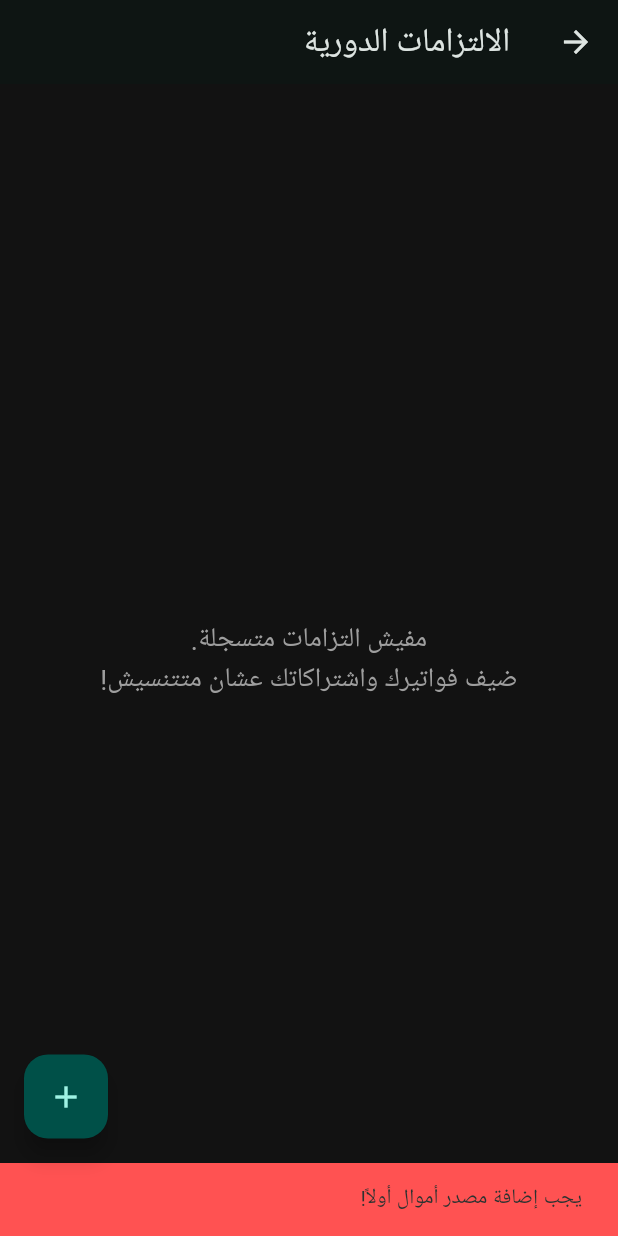
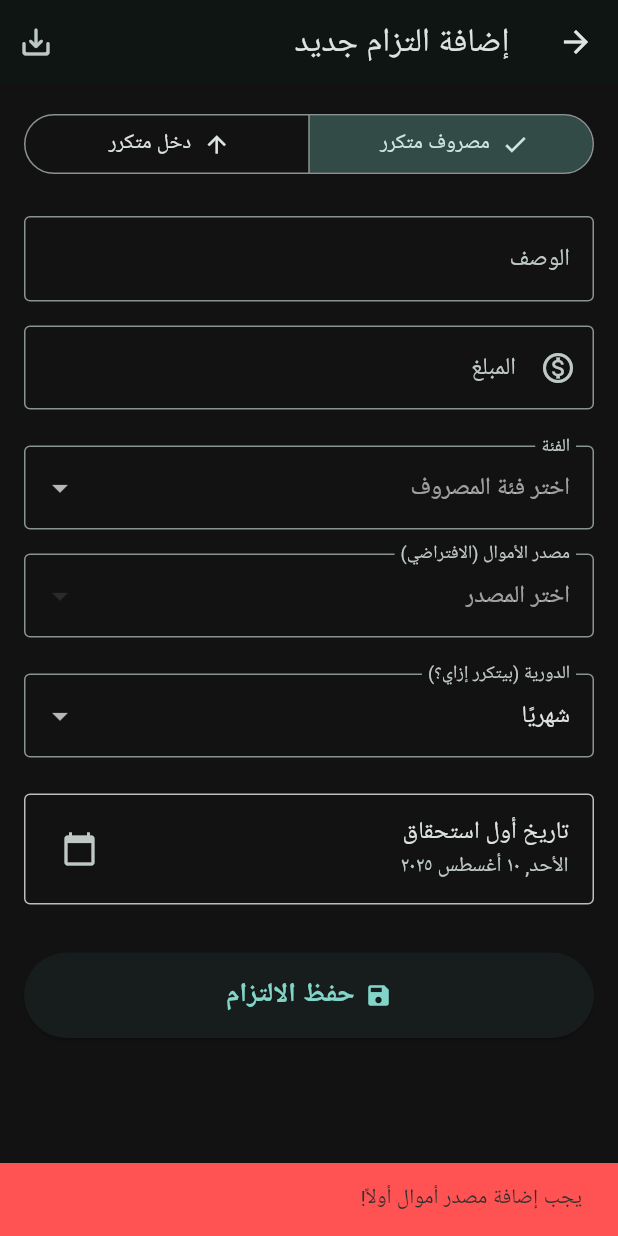
Before and after one commit to mohammed-khaled-0x/flossy_app, a Flutter app: the RecurringTransactionsPage screen opened directly, after a tap on the "add" icon, on a phone screen of 412 x 824 dp. Run offline on Flutter 3.47's test engine with Material 3 defaults, Android fonts, the phone set to English and light mode, and no system bars; our stand-ins replace equatable, flutter_bloc, get_it, isar; accounts and stored records are empty; generated files the repository leaves out were written again; Roboto replaces fonts that are missing (Tajawal).

Commit message:
feat(recurring): implement add and log payment functionality
Completes the recurring transactions feature. Users can now add new recurring items via a form. The 'Log Payment' button is now functional: it creates a new regular transaction, updates the source balance, and calculates the next due date for the recurring item. Includes necessary refactoring in the MoneySource repository to support this.

```diff
--- a/lib/data/datasources/local/money_source_local_datasource.dart
+++ b/lib/data/datasources/local/money_source_local_datasource.dart
@@ -8,6 +8,7 @@ abstract class MoneySourceLocalDataSource {
   Future<MoneySourceModel> addMoneySource(MoneySourceModel source);
   Future<void> updateMoneySource(MoneySourceModel source);
   Future<void> deleteMoneySource(int id);
+  Future<MoneySourceModel?> getSourceById(int id);
 }
 
 class MoneySourceLocalDataSourceImpl implements MoneySourceLocalDataSource {
@@ -54,4 +55,9 @@ class MoneySourceLocalDataSourceImpl implements MoneySourceLocalDataSource {
       await isar.moneySourceModels.put(source);
     });
   }
+
+  @override
+  Future<MoneySourceModel?> getSourceById(int id) async {
+    return await isar.moneySourceModels.get(id);
+  }
 }
--- a/lib/data/datasources/local/transaction_local_datasource.dart
+++ b/lib/data/datasources/local/transaction_local_datasource.dart
@@ -1,5 +1,6 @@
 import 'package:isar/isar.dart';
 import '../../models/transaction_model.dart';
+import 'package:flossy/data/models/category_model.dart';
 
 typedef IsarWriteCallback = Future<void> Function(Isar isar);
 
@@ -7,6 +8,7 @@ abstract class TransactionLocalDataSource {
   Future<List<TransactionModel>> getAllTransactions();
   Future<void> addTransaction(TransactionModel transaction);
   Future<void> performAtomicWrite(IsarWriteCallback callback);
+  Future<List<CategoryModel>> getAllCategories();
 }
 
 class TransactionLocalDataSourceImpl implements TransactionLocalDataSource {
@@ -31,4 +33,9 @@ class TransactionLocalDataSourceImpl implements TransactionLocalDataSource {
   Future<void> performAtomicWrite(IsarWriteCallback callback) async {
     await isar.writeTxn(() => callback(isar));
   }
+
+  @override
+  Future<List<CategoryModel>> getAllCategories() async {
+    return await isar.categoryModels.where().findAll();
+  }
 }
--- a/lib/data/repositories/transaction_repository_impl.dart
+++ b/lib/data/repositories/transaction_repository_impl.dart
@@ -6,6 +6,7 @@ import '../../domain/entities/transaction.dart';
 import '../../domain/repositories/transaction_repository.dart';
 import '../datasources/local/transaction_local_datasource.dart';
 import '../models/transaction_model.dart';
+import 'package:flossy/domain/entities/category.dart';
 
 class TransactionRepositoryImpl implements TransactionRepository {
   final TransactionLocalDataSource transactionLocalDataSource;
@@ -71,4 +72,10 @@ class TransactionRepositoryImpl implements TransactionRepository {
       await isar.moneySourceModels.putAll([fromSourceModel, toSourceModel]);
     });
   }
+
+  @override
+  Future<List<Category>> getAllCategories() async {
+    final models = await transactionLocalDataSource.getAllCategories();
+    return models.map((model) => model.toEntity()).toList();
+  }
 }
--- a/lib/domain/entities/recurring_transaction.dart
+++ b/lib/domain/entities/recurring_transaction.dart
@@ -52,4 +52,28 @@ class RecurringTransaction extends Equatable {
         category,
         isActive,
       ];
+
+  RecurringTransaction copyWith({
+    int? id,
+    double? amount,
+    String? description,
+    TransactionType? type,
+    RecurrencePeriod? period,
+    DateTime? nextDueDate,
+    int? sourceId,
+    Category? category,
+    bool? isActive,
+  }) {
+    return RecurringTransaction(
+      id: id ?? this.id,
+      amount: amount ?? this.amount,
+      description: description ?? this.description,
+      type: type ?? this.type,
+      period: period ?? this.period,
+      nextDueDate: nextDueDate ?? this.nextDueDate,
+      sourceId: sourceId ?? this.sourceId,
+      category: category ?? this.category,
+      isActive: isActive ?? this.isActive,
+    );
+  }
 }
--- a/lib/domain/repositories/money_source_repository.dart
+++ b/lib/domain/repositories/money_source_repository.dart
@@ -15,4 +15,5 @@ abstract class MoneySourceRepository {
 
   /// يحذف مصدر أموال باستخدام الـ id الخاص به.
   Future<void> deleteMoneySource(int id);
+  Future<MoneySource?> getSourceById(int id);
 }
--- a/lib/domain/repositories/transaction_repository.dart
+++ b/lib/domain/repositories/transaction_repository.dart
@@ -1,5 +1,6 @@
 import '../entities/money_source.dart';
 import '../entities/transaction.dart';
+import '../entities/category.dart';
 
 abstract class TransactionRepository {
   Future<List<Transaction>> getAllTransactions();
@@ -18,4 +19,6 @@ abstract class TransactionRepository {
 
   @deprecated
   Future<void> addTransaction(Transaction transaction);
+
+  Future<List<Category>> getAllCategories();
 }
--- /dev/null
+++ b/lib/domain/usecases/get_all_categories.dart
@@ -0,0 +1,16 @@
+// lib/domain/usecases/get_all_categories.dart
+
+import 'package:flossy/domain/entities/category.dart';
+import 'package:flossy/domain/repositories/transaction_repository.dart'; // We can reuse the transaction repository for this
+
+class GetAllCategories {
+  final TransactionRepository repository;
+
+  GetAllCategories(this.repository);
+
+  Future<List<Category>> call() {
+    // This assumes your TransactionRepository has a method to get categories.
+    // We will add this method to the repository interface now.
+    return repository.getAllCategories();
+  }
+}
--- /dev/null
+++ b/lib/presentation/managers/cubit/categories_cubit.dart
@@ -0,0 +1,22 @@
+// lib/presentation/managers/cubit/categories_cubit.dart
+import 'package:flutter_bloc/flutter_bloc.dart';
+import 'package:flossy/domain/usecases/get_all_categories.dart';
+import 'package:flossy/presentation/managers/state/categories_state.dart';
+
+class CategoriesCubit extends Cubit<CategoriesState> {
+  final GetAllCategories _getAllCategories;
+
+  CategoriesCubit({required GetAllCategories getAllCategories})
+      : _getAllCategories = getAllCategories,
+        super(CategoriesInitial());
+
+  Future<void> fetchCategories() async {
+    emit(CategoriesLoading());
+    try {
+      final categories = await _getAllCategories();
+      emit(CategoriesLoaded(categories));
+    } catch (e) {
+      emit(CategoriesError(e.toString()));
+    }
+  }
+}
--- a/lib/presentation/managers/cubit/recurring_transactions/recurring_transactions_cubit.dart
+++ b/lib/presentation/managers/cubit/recurring_transactions/recurring_transactions_cubit.dart
@@ -4,20 +4,24 @@ import 'package:flutter_bloc/flutter_bloc.dart';
 import 'package:flossy/domain/entities/recurring_transaction.dart';
 import 'package:flossy/domain/usecases/add_recurring_transaction.dart';
 import 'package:flossy/domain/usecases/get_all_recurring_transactions.dart';
+import 'package:flossy/domain/usecases/log_recurring_payment.dart';
 import 'package:flossy/domain/usecases/update_recurring_transaction.dart';
 import 'package:flossy/presentation/managers/state/recurring_transactions_state.dart';
 
 class RecurringTransactionsCubit extends Cubit<RecurringTransactionsState> {
   final GetAllRecurringTransactions _getAllRecurringTransactions;
   final AddRecurringTransaction _addRecurringTransaction;
+  final LogRecurringPayment _logRecurringPayment;
   final UpdateRecurringTransaction _updateRecurringTransaction;
 
   RecurringTransactionsCubit({
     required GetAllRecurringTransactions getAllRecurringTransactions,
     required AddRecurringTransaction addRecurringTransaction,
+    required LogRecurringPayment logRecurringPayment,
     required UpdateRecurringTransaction updateRecurringTransaction,
   })  : _getAllRecurringTransactions = getAllRecurringTransactions,
         _addRecurringTransaction = addRecurringTransaction,
+        _logRecurringPayment = logRecurringPayment,
         _updateRecurringTransaction = updateRecurringTransaction,
         super(RecurringTransactionsInitial());
 
@@ -45,6 +49,19 @@ class RecurringTransactionsCubit extends Cubit<RecurringTransactionsState> {
     }
   }
 
+  Future<void> logPayment(RecurringTransaction transaction) async {
+    try {
+      // No need to emit loading, it should be fast.
+      await _logRecurringPayment(transaction);
+      // We need to fetch all lists again because a regular transaction was added
+      // and a recurring one was updated.
+      await fetchRecurringTransactions();
+    } catch (e) {
+      emit(
+          RecurringTransactionsError("Failed to log payment: ${e.toString()}"));
+    }
+  }
+
   Future<void> updateRecurringTransaction(
       RecurringTransaction transaction) async {
     try {
--- /dev/null
+++ b/lib/presentation/managers/state/categories_state.dart
@@ -0,0 +1,27 @@
+// lib/presentation/managers/state/categories_state.dart
+import 'package:equatable/equatable.dart';
+import 'package:flossy/domain/entities/category.dart';
+
+abstract class CategoriesState extends Equatable {
+  const CategoriesState();
+  @override
+  List<Object> get props => [];
+}
+
+class CategoriesInitial extends CategoriesState {}
+
+class CategoriesLoading extends CategoriesState {}
+
+class CategoriesLoaded extends CategoriesState {
+  final List<Category> categories;
+  const CategoriesLoaded(this.categories);
+  @override
+  List<Object> get props => [categories];
+}
+
+class CategoriesError extends CategoriesState {
+  final String message;
+  const CategoriesError(this.message);
+  @override
+  List<Object> get props => [message];
+}
--- /dev/null
+++ b/lib/presentation/ui/pages/recurring_transactions/add_edit_recurring_transaction_page.dart
@@ -0,0 +1,313 @@
+// lib/presentation/ui/pages/recurring_transactions/add_edit_recurring_transaction_page.dart
+
+import 'package:flutter/material.dart';
+import 'package:flutter_bloc/flutter_bloc.dart';
+import 'package:flossy/domain/entities/category.dart';
+import 'package:flossy/data/models/recurring_transaction_model.dart'
+    show TransactionType, RecurrencePeriod; // Use enums from data layer for UI
+import 'package:flossy/domain/entities/recurring_transaction.dart' as domain;
+import 'package:flossy/presentation/managers/cubit/categories_cubit.dart';
+import 'package:flossy/presentation/managers/cubit/money_sources_cubit.dart';
+import 'package:flossy/presentation/managers/cubit/recurring_transactions/recurring_transactions_cubit.dart';
+import 'package:flossy/presentation/managers/state/categories_state.dart';
+import 'package:flossy/presentation/managers/state/money_sources_state.dart';
+import 'package:flossy/service_locator.dart';
+import 'package:intl/intl.dart';
+
+class AddEditRecurringTransactionPage extends StatelessWidget {
+  final domain.RecurringTransaction? transaction;
+
+  const AddEditRecurringTransactionPage({super.key, this.transaction});
+
+  @override
+  Widget build(BuildContext context) {
+    return MultiBlocProvider(
+      providers: [
+        // Provide the cubit that this page will use to add data
+        BlocProvider.value(
+          value: BlocProvider.of<RecurringTransactionsCubit>(context),
+        ),
+        // Provide the cubit to get the list of categories
+        BlocProvider(
+          create: (context) => sl<CategoriesCubit>()..fetchCategories(),
+        ),
+      ],
+      child: _AddEditRecurringTransactionView(transaction: transaction),
+    );
+  }
+}
+
+class _AddEditRecurringTransactionView extends StatefulWidget {
+  final domain.RecurringTransaction? transaction;
+
+  const _AddEditRecurringTransactionView({this.transaction});
+
+  @override
+  State<_AddEditRecurringTransactionView> createState() =>
+      _AddEditRecurringTransactionViewState();
+}
+
+class _AddEditRecurringTransactionViewState
+    extends State<_AddEditRecurringTransactionView> {
+  final _formKey = GlobalKey<FormState>();
+
+  // Form field controllers and variables
+  final _descriptionController = TextEditingController();
+  final _amountController = TextEditingController();
+
+  TransactionType _selectedType = TransactionType.expense;
+  RecurrencePeriod _selectedPeriod = RecurrencePeriod.monthly;
+  DateTime _selectedDate = DateTime.now();
+  int? _selectedSourceId;
+  int? _selectedCategoryId;
+
+  bool get isEditing => widget.transaction != null;
+
+  @override
+  void initState() {
+    super.initState();
+    // TODO: Implement editing logic by initializing fields from widget.transaction
+  }
+
+  @override
+  void dispose() {
+    _descriptionController.dispose();
+    _amountController.dispose();
+    super.dispose();
+  }
+
+  Future<void> _pickDate() async {
+    final DateTime? picked = await showDatePicker(
+      context: context,
+      initialDate: _selectedDate,
+      firstDate: DateTime(2000),
+      lastDate: DateTime(2101),
+    );
+    if (picked != null && picked != _selectedDate) {
+      setState(() {
+        _selectedDate = picked;
+      });
+    }
+  }
+
+  void _saveForm() {
+    final isValid = _formKey.currentState?.validate() ?? false;
+    if (!isValid) return;
+    if (_selectedSourceId == null) {
+      ScaffoldMessenger.of(context).showSnackBar(
+          const SnackBar(content: Text('الرجاء اختيار مصدر الأموال')));
+      return;
+    }
+    if (_selectedType == TransactionType.expense &&
+        _selectedCategoryId == null) {
+      ScaffoldMessenger.of(context).showSnackBar(
+          const SnackBar(content: Text('الرجاء اختيار فئة للمصروف')));
+      return;
+    }
+
+    final newTransaction = domain.RecurringTransaction(
+      id: 0, // 0 for new transactions, Isar will autoincrement
+      amount: double.parse(_amountController.text),
+      description: _descriptionController.text,
+      type: domain.TransactionType.values.byName(_selectedType.name),
+      period: domain.RecurrencePeriod.values.byName(_selectedPeriod.name),
+      nextDueDate: _selectedDate,
+      sourceId: _selectedSourceId!,
+      isActive: true,
+      category: context.read<CategoriesCubit>().state is CategoriesLoaded
+          ? (context.read<CategoriesCubit>().state as CategoriesLoaded)
+              .categories
+              .firstWhere((c) => c.id == _selectedCategoryId,
+                  orElse: () => null as Category)
+          : null,
+    );
+
+    context
+        .read<RecurringTransactionsCubit>()
+        .addRecurringTransaction(newTransaction)
+        .then((_) {
+      if (mounted) {
+        Navigator.of(context).pop();
+      }
+    });
+  }
+
+  @override
+  Widget build(BuildContext context) {
+    return Scaffold(
+      appBar: AppBar(
+        title: Text(isEditing ? 'تعديل الالتزام' : 'إضافة التزام جديد'),
+        actions: [
+          IconButton(
+            icon: const Icon(Icons.save_alt_rounded),
+            onPressed: _saveForm,
+            tooltip: 'حفظ',
+          )
+        ],
+      ),
+      body: Form(
+        key: _formKey,
+        child: SingleChildScrollView(
+          padding: const EdgeInsets.all(16.0),
+          child: Column(
+            crossAxisAlignment: CrossAxisAlignment.stretch,
+            children: [
+              // Type Selector
+              SegmentedButton<TransactionType>(
+                segments: const [
+                  ButtonSegment(
+                      value: TransactionType.expense,
+                      label: Text('مصروف متكرر'),
+                      icon: Icon(Icons.arrow_downward)),
+                  ButtonSegment(
+                      value: TransactionType.income,
+                      label: Text('دخل متكرر'),
+                      icon: Icon(Icons.arrow_upward)),
+                ],
+                selected: {_selectedType},
+                onSelectionChanged: (newSelection) {
+                  setState(() {
+                    _selectedType = newSelection.first;
+                  });
+                },
+              ),
+              const SizedBox(height: 24),
+              // Description
+              TextFormField(
+                controller: _descriptionController,
+                decoration: const InputDecoration(
+                    labelText: 'الوصف',
+                    border: OutlineInputBorder(),
+                    hintText: 'مثال: اشتراك نت، إيجار الشقة'),
+                validator: (value) =>
+                    (value?.isEmpty ?? true) ? 'الوصف مطلوب' : null,
+              ),
+              const SizedBox(height: 16),
+              // Amount
+              TextFormField(
+                controller: _amountController,
+                decoration: const InputDecoration(
+                    labelText: 'المبلغ',
+                    border: OutlineInputBorder(),
+                    prefixIcon: Icon(Icons.monetization_on_outlined)),
+                keyboardType: TextInputType.number,
+                validator: (value) {
+                  if (value == null || value.isEmpty) return 'المبلغ مطلوب';
+                  if (double.tryParse(value) == null) return 'قيمة غير صالحة';
+                  return null;
+                },
+              ),
+              const SizedBox(height: 24),
+              // Category Dropdown (only for expenses)
+              if (_selectedType == TransactionType.expense)
+                BlocBuilder<CategoriesCubit, CategoriesState>(
+                  builder: (context, state) {
+                    if (state is CategoriesLoaded) {
+                      return DropdownButtonFormField<int>(
+                        value: _selectedCategoryId,
+                        decoration: const InputDecoration(
+                            labelText: 'الفئة', border: OutlineInputBorder()),
+                        hint: const Text('اختر فئة المصروف'),
+                        items: state.categories
+                            .map((cat) => DropdownMenuItem(
+                                value: cat.id, child: Text(cat.name)))
+                            .toList(),
+                        onChanged: (value) {
+                          setState(() {
+                            _selectedCategoryId = value;
+                          });
+                        },
+                        validator: (value) =>
+                            value == null ? 'الفئة مطلوبة للمصروف' : null,
+                      );
+                    }
+                    return const Center(child: CircularProgressIndicator());
+                  },
+                ),
+              if (_selectedType == TransactionType.expense)
+                const SizedBox(height: 16),
+
+              // Money Source Dropdown
+              BlocBuilder<MoneySourcesCubit, MoneySourcesState>(
+                builder: (context, state) {
+                  if (state is MoneySourcesLoaded) {
+                    return DropdownButtonFormField<int>(
+                      value: _selectedSourceId,
+                      decoration: const InputDecoration(
+                          labelText: 'مصدر الأموال (الافتراضي)',
+                          border: OutlineInputBorder()),
+                      hint: const Text('اختر المصدر'),
+                      items: state.sources
+                          .map((source) => DropdownMenuItem(
+                              value: source.id, child: Text(source.name)))
+                          .toList(),
+                      onChanged: (value) {
+                        setState(() {
+                          _selectedSourceId = value;
+                        });
+                      },
+                      validator: (value) =>
+                          value == null ? 'مصدر الأموال مطلوب' : null,
+                    );
+                  }
+                  return const Text('جاري تحميل مصادر الأموال...');
+                },
+              ),
+              const SizedBox(height: 24),
+
+              // Period Selector
+              DropdownButtonFormField<RecurrencePeriod>(
+                value: _selectedPeriod,
+                decoration: const InputDecoration(
+                    labelText: 'الدورية (بيتكرر إزاي؟)',
+                    border: OutlineInputBorder()),
+                items: const [
+                  DropdownMenuItem(
+                      value: RecurrencePeriod.weekly, child: Text('أسبوعيًا')),
+                  DropdownMenuItem(
+                      value: RecurrencePeriod.monthly, child: Text('شهريًا')),
+                  DropdownMenuItem(
+                      value: RecurrencePeriod.quarterly,
+                      child: Text('كل 3 شهور')),
+                  DropdownMenuItem(
+                      value: RecurrencePeriod.yearly, child: Text('سنويًا')),
+                ],
+                onChanged: (value) {
+                  if (value != null) {
+                    setState(() {
+                      _selectedPeriod = value;
+                    });
+                  }
+                },
+              ),
+              const SizedBox(height: 24),
+
+              // Date Picker
+              ListTile(
+                shape: RoundedRectangleBorder(
+                  borderRadius: BorderRadius.circular(4),
+                  side: BorderSide(color: Colors.grey.shade400),
+                ),
+                title: const Text('تاريخ أول استحقاق'),
+                subtitle: Text(DateFormat('EEEE, d MMMM yyyy', 'ar_EG')
+                    .format(_selectedDate)),
+                trailing: const Icon(Icons.calendar_today),
+                onTap: _pickDate,
+              ),
+              const SizedBox(height: 32),
+              ElevatedButton.icon(
+                onPressed: _saveForm,
+                icon: const Icon(Icons.save),
+                label: const Text('حفظ الالتزام'),
+                style: ElevatedButton.styleFrom(
+                    padding: const EdgeInsets.symmetric(vertical: 16),
+                    textStyle: const TextStyle(
+                        fontSize: 18, fontWeight: FontWeight.bold)),
+              )
+            ],
+          ),
+        ),
+      ),
+    );
+  }
+}
--- a/lib/presentation/ui/pages/recurring_transactions/recurring_transactions_page.dart
+++ b/lib/presentation/ui/pages/recurring_transactions/recurring_transactions_page.dart
@@ -7,6 +7,7 @@ import 'package:flossy/presentation/managers/cubit/recurring_transactions/recurr
 import 'package:flossy/presentation/managers/state/recurring_transactions_state.dart';
 import 'package:flossy/service_locator.dart';
 import 'package:intl/intl.dart';
+import 'add_edit_recurring_transaction_page.dart';
 
 class RecurringTransactionsPage extends StatelessWidget {
   const RecurringTransactionsPage({super.key});
@@ -53,16 +54,49 @@ class RecurringTransactionsPage extends StatelessWidget {
             return const Center(child: Text('ابدأ بتحميل البيانات'));
           },
         ),
-        floatingActionButton: FloatingActionButton(
-          onPressed: () {
-            // TODO: Navigate to Add/Edit Recurring Transaction Page
-            ScaffoldMessenger.of(context).showSnackBar(
-                const SnackBar(content: Text('شاشة الإضافة قيد الإنشاء!')));
+        floatingActionButton: Builder(
+          builder: (buttonContext) {
+            // This `buttonContext` is guaranteed to be below the BlocProvider
+            return FloatingActionButton(
+              onPressed: () {
+                Navigator.of(buttonContext).push(
+                  MaterialPageRoute(
+                    // Pass the Cubit instance using the correct context
+                    builder: (_) => BlocProvider.value(
+                      value: BlocProvider.of<RecurringTransactionsCubit>(
+                          buttonContext),
+                      child: const AddEditRecurringTransactionPage(),
+                    ),
+                  ),
+                );
+              },
+              child: const Icon(Icons.add),
+              tooltip: 'إضافة التزام جديد',
+            );
           },
-          child: const Icon(Icons.add),
-          tooltip: 'إضافة التزام جديد',
         ),
       ),
+    );
+  }
+}
+
+class _AddButton extends StatelessWidget {
+  const _AddButton();
+
+  @override
+  Widget build(BuildContext context) {
+    // This context is from the Builder, so it's below the BlocProvider and can find the Cubit.
+    return FloatingActionButton(
+      onPressed: () {
+        Navigator.of(context).push(MaterialPageRoute(
+          builder: (_) => BlocProvider.value(
+            value: BlocProvider.of<RecurringTransactionsCubit>(context),
+            child: const AddEditRecurringTransactionPage(),
+          ),
+        ));
+      },
+      child: const Icon(Icons.add),
+      tooltip: 'إضافة التزام جديد',
     );
   }
 }
@@ -156,11 +190,9 @@ class RecurringTransactionCard extends StatelessWidget {
                 ),
                 if (isDue)
                   ElevatedButton.icon(
-                    onPressed: () {
-                      // TODO: Implement "Log Payment" logic
-                      ScaffoldMessenger.of(context).showSnackBar(const SnackBar(
-                          content: Text('سيتم تنفيذ تسجيل الدفعة قريبًا!')));
-                    },
+                    onPressed: () => context
+                        .read<RecurringTransactionsCubit>()
+                        .logPayment(transaction),
                     icon: const Icon(Icons.check_circle_outline),
                     label: const Text('سجّل الدفعة'),
                     style: ElevatedButton.styleFrom(
```
Also changed, not shown: lib/data/repositories/money_source_repository_impl.dart (+9 -0 lines), lib/domain/usecases/log_recurring_payment.dart (added, +72 -0 lines), lib/service_locator.dart (+11 -0 lines).
